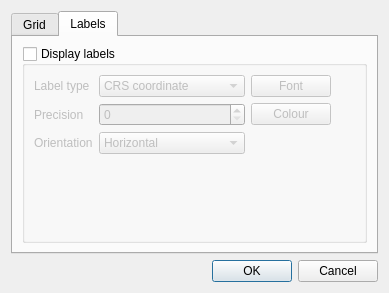
etiennesky/gridoverlay, file ui_grid_properties.ui: the form before one commit.
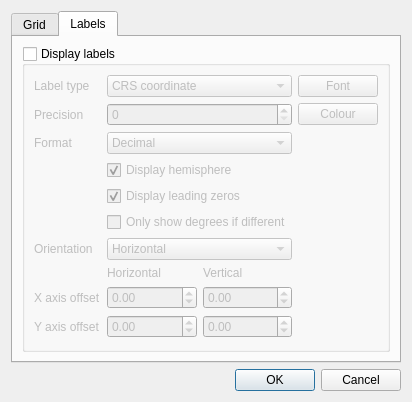
The form after the commit. The open tabs and pages were chosen to show the change.

Patch:
```diff
--- a/ui_grid_properties.ui
+++ b/ui_grid_properties.ui
@@ -6,8 +6,8 @@
    <rect>
     <x>0</x>
     <y>0</y>
-    <width>389</width>
-    <height>293</height>
+    <width>391</width>
+    <height>376</height>
    </rect>
   </property>
   <property name="windowTitle">
@@ -369,6 +369,9 @@
          <layout class="QHBoxLayout" name="horizontalLayout_8">
           <item>
            <layout class="QFormLayout" name="formLayout_2">
+            <property name="fieldGrowthPolicy">
+             <enum>QFormLayout::AllNonFixedFieldsGrow</enum>
+            </property>
             <item row="0" column="0">
              <widget class="QLabel" name="label_8">
               <property name="text">
@@ -406,13 +409,49 @@
              <widget class="QSpinBox" name="spinPrecision"/>
             </item>
             <item row="2" column="0">
+             <widget class="QLabel" name="label_11">
+              <property name="text">
+               <string>Format</string>
+              </property>
+             </widget>
+            </item>
+            <item row="2" column="1">
+             <widget class="QComboBox" name="comboLabelFormat">
+              <item>
+               <property name="text">
+                <string>Decimal</string>
+               </property>
+              </item>
+              <item>
+               <property name="text">
+                <string>Degrees, decimal minutes</string>
+               </property>
+              </item>
+              <item>
+               <property name="text">
+                <string>Degrees, minutes, seconds</string>
+               </property>
+              </item>
+             </widget>
+            </item>
+            <item row="3" column="1">
+             <widget class="QCheckBox" name="checkHemisphere">
+              <property name="text">
+               <string>Display hemisphere</string>
+              </property>
+              <property name="checked">
+               <bool>true</bool>
+              </property>
+             </widget>
+            </item>
+            <item row="6" column="0">
              <widget class="QLabel" name="label_10">
               <property name="text">
                <string>Orientation</string>
               </property>
              </widget>
             </item>
-            <item row="2" column="1">
+            <item row="6" column="1">
              <widget class="QComboBox" name="comboOrientation">
               <property name="sizePolicy">
                <sizepolicy hsizetype="Preferred" vsizetype="Fixed">
@@ -442,6 +481,91 @@
               </item>
              </widget>
             </item>
+            <item row="7" column="1">
+             <layout class="QHBoxLayout" name="horizontalLayout_9">
+              <item>
+               <widget class="QLabel" name="label_16">
+                <property name="text">
+                 <string>Horizontal</string>
+                </property>
+               </widget>
+              </item>
+              <item>
+               <widget class="QLabel" name="label_17">
+                <property name="text">
+                 <string>Vertical</string>
+                </property>
+               </widget>
+              </item>
+             </layout>
+            </item>
+            <item row="8" column="1">
+             <layout class="QHBoxLayout" name="horizontalLayout_10">
+              <item>
+               <widget class="QDoubleSpinBox" name="spinXOffsetHorizontal">
+                <property name="minimum">
+                 <double>-99.989999999999995</double>
+                </property>
+               </widget>
+              </item>
+              <item>
+               <widget class="QDoubleSpinBox" name="spinXOffsetVertical">
+                <property name="minimum">
+                 <double>-99.989999999999995</double>
+                </property>
+               </widget>
+              </item>
+             </layout>
+            </item>
+            <item row="9" column="1">
+             <layout class="QHBoxLayout" name="horizontalLayout_11">
+              <item>
+               <widget class="QDoubleSpinBox" name="spinYOffsetHorizontal">
+                <property name="minimum">
+                 <double>-99.989999999999995</double>
+                </property>
+               </widget>
+              </item>
+              <item>
+               <widget class="QDoubleSpinBox" name="spinYOffsetVertical">
+                <property name="minimum">
+                 <double>-99.989999999999995</double>
+                </property>
+               </widget>
+              </item>
+             </layout>
+            </item>
+            <item row="8" column="0">
+             <widget class="QLabel" name="label_18">
+              <property name="text">
+               <string>X axis offset</string>
+              </property>
+             </widget>
+            </item>
+            <item row="9" column="0">
+             <widget class="QLabel" name="label_19">
+              <property name="text">
+               <string>Y axis offset</string>
+              </property>
+             </widget>
+            </item>
+            <item row="4" column="1">
+             <widget class="QCheckBox" name="checkLeadingZeros">
+              <property name="text">
+               <string>Display leading zeros</string>
+              </property>
+              <property name="checked">
+               <bool>true</bool>
+              </property>
+             </widget>
+            </item>
+            <item row="5" column="1">
+             <widget class="QCheckBox" name="checkDegreesDiff">
+              <property name="text">
+               <string>Only show degrees if different</string>
+              </property>
+             </widget>
+            </item>
            </layout>
           </item>
           <item>
```
Left out of the diff: 8 changed lines with no effect on the pictures.
